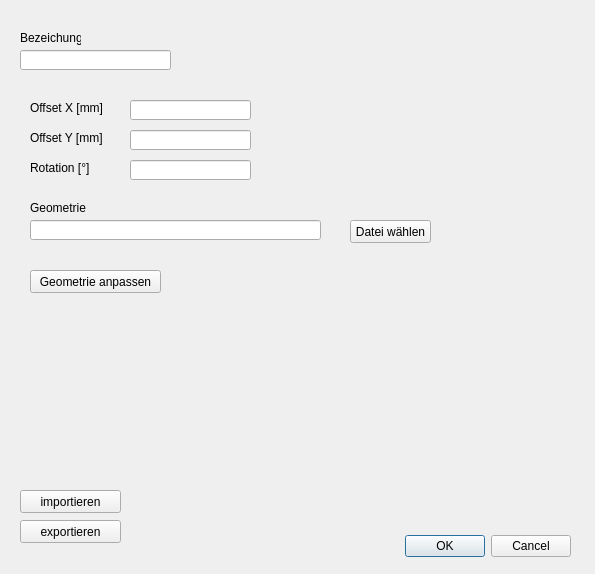
Before: the Qt Designer form QT_Schablone.ui in hidbefra/PlotterWizard, drawn with Qt 5.
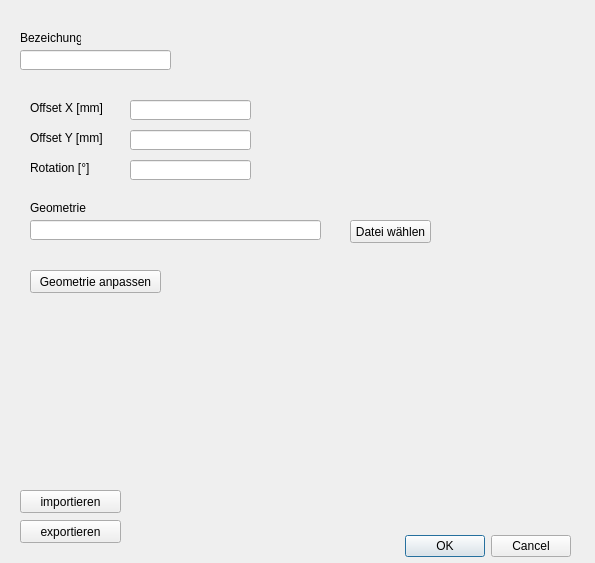
After: the same form once the commit is applied.

What changed in the file:
```diff
--- a/QT_Schablone.ui
+++ b/QT_Schablone.ui
@@ -7,7 +7,7 @@
     <x>0</x>
     <y>0</y>
     <width>595</width>
-    <height>574</height>
+    <height>563</height>
    </rect>
   </property>
   <property name="windowTitle">
```
Left out of the diff: 2 changed lines with no effect on the pictures.
